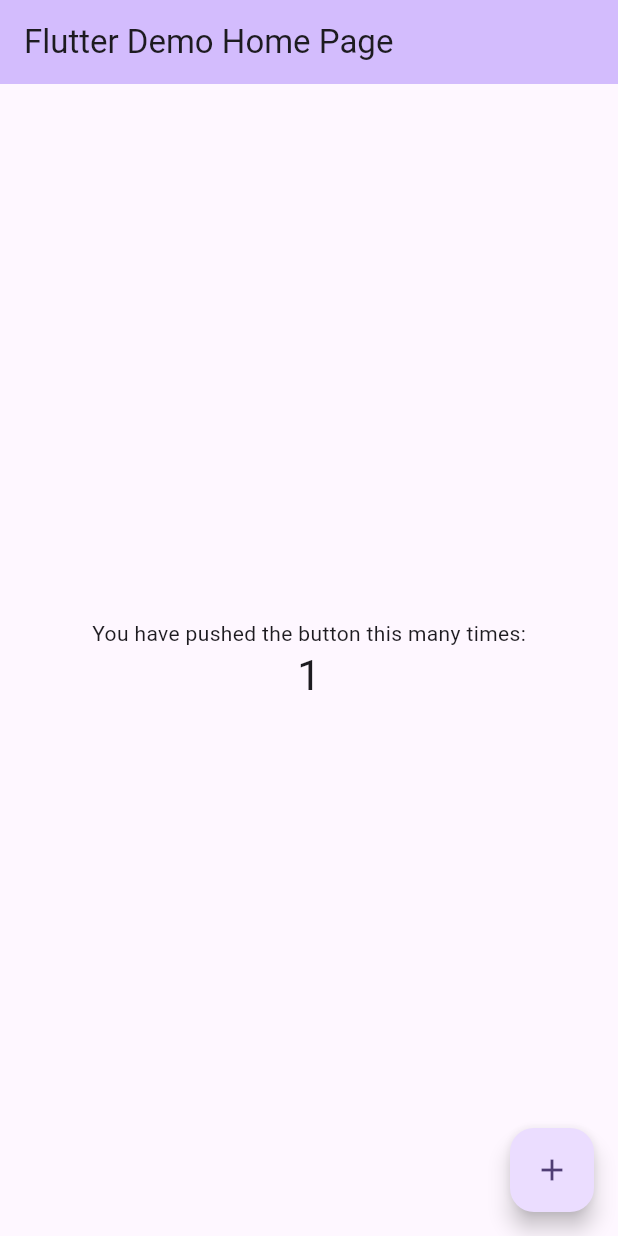
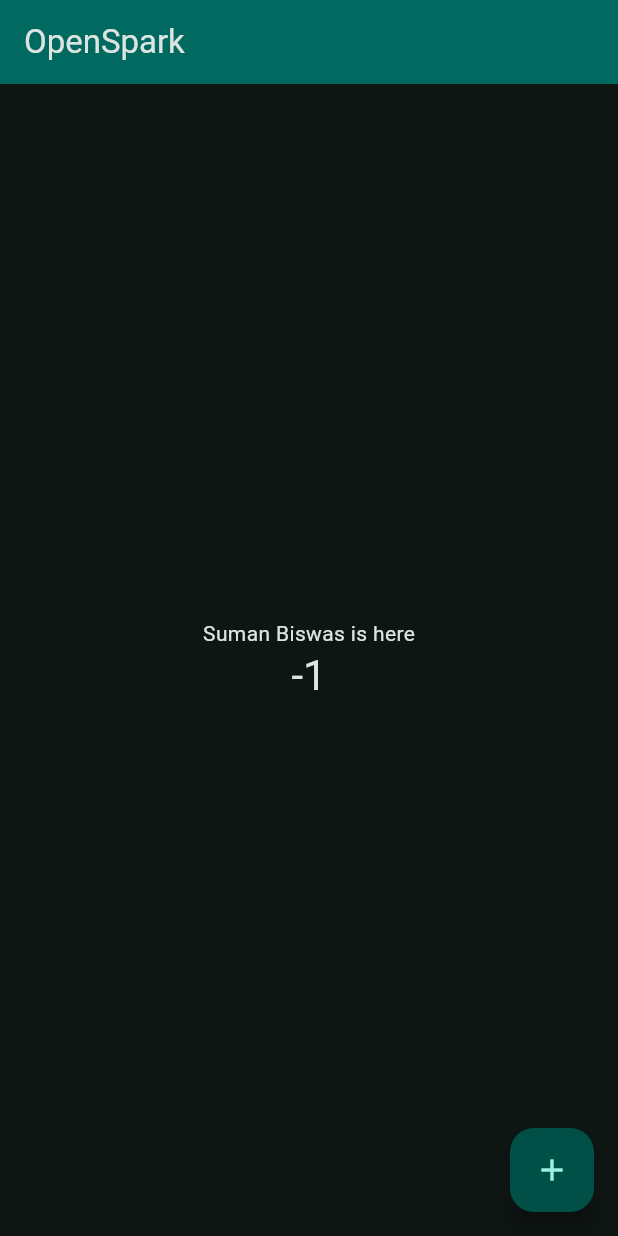
Before and after one commit to CommandLineCoding/OpenSpark, a Flutter app: the screen it shows after launch, after a tap on the "add" icon, on a phone screen of 412 x 824 dp. Run offline on Flutter 3.47's test engine with Material 3 defaults, Android fonts, the phone set to English and light mode, and no system bars; our stand-ins replace supabase_flutter; accounts and stored records are empty; statements that could not run were skipped.

Commit message:
added config file setup; init supabase;

```diff
--- /dev/null
+++ b/mob/config.example.json
@@ -0,0 +1,4 @@
+{
+  "SUPABASE_URL": "supabase-url-here",
+  "SUPABASE_ANON_KEY": "supabase-anon-key-here"
+}
--- /dev/null
+++ b/mob/lib/environment.dart
@@ -0,0 +1,20 @@
+class Environment {
+  static const String supabaseUrl = String.fromEnvironment(
+    'SUPABASE_URL',
+    defaultValue: ''
+  );
+
+  static const String supabaseAnonKey = String.fromEnvironment(
+    'SUPABASE_ANON_KEY',
+    defaultValue: ''
+  );
+
+  static void validate() {
+    if (supabaseUrl.isEmpty || supabaseAnonKey.isEmpty) {
+      throw Exception(
+        'Missing Supabase configuration! Please ensure config.json is populated '
+        'and you are running the app with --dart-define-from-file=config.json'
+      );
+    }
+  }
+}
--- a/mob/lib/main.dart
+++ b/mob/lib/main.dart
@@ -1,52 +1,39 @@
 import 'package:flutter/material.dart';
+import 'package:supabase_flutter/supabase_flutter.dart';
+import 'environment.dart';
 
-void main() {
+void main() async {
+  WidgetsFlutterBinding.ensureInitialized();
+
+  Environment.validate(); // ensure keys
+
+  await Supabase.initialize(
+    url: Environment.supabaseUrl,
+    anonKey: Environment.supabaseAnonKey,
+  );
+
   runApp(const MyApp());
 }
 
-class MyApp extends StatelessWidget {
+class MyApp extends StatelessWidget { // main -- router etc
   const MyApp({super.key});
 
   // This widget is the root of your application.
   @override
   Widget build(BuildContext context) {
     return MaterialApp(
-      title: 'Flutter Demo',
+      title: 'OpenSpark',
       theme: ThemeData(
-        // This is the theme of your application.
-        //
-        // TRY THIS: Try running your application with "flutter run". You'll see
-        // the application has a purple toolbar. Then, without quitting the app,
-        // try changing the seedColor in the colorScheme below to Colors.green
-        // and then invoke "hot reload" (save your changes or press the "hot
-        // reload" button in a Flutter-supported IDE, or press "r" if you used
-        // the command line to start the app).
-        //
-        // Notice that the counter didn't reset back to zero; the application
-        // state is not lost during the reload. To reset the state, use hot
-        // restart instead.
-        //
-        // This works for code too, not just values: Most code changes can be
-        // tested with just a hot reload.
-        colorScheme: .fromSeed(seedColor: Colors.deepPurple),
+        colorScheme: .fromSeed(seedColor: Colors.teal, brightness: Brightness.dark),
       ),
-      home: const MyHomePage(title: 'Flutter Demo Home Page'),
+      home: const MyHomePage(title: 'OpenSpark'),
+      // other pages to be added;
     );
   }
 }
 
 class MyHomePage extends StatefulWidget {
   const MyHomePage({super.key, required this.title});
-
-  // This widget is the home page of your application. It is stateful, meaning
-  // that it has a State object (defined below) that contains fields that affect
-  // how it looks.
-
-  // This class is the configuration for the state. It holds the values (in this
-  // case the title) provided by the parent (in this case the App widget) and
-  // used by the build method of the State. Fields in a Widget subclass are
-  // always marked "final".
-
   final String title;
 
   @override
@@ -58,53 +45,22 @@ class _MyHomePageState extends State<MyHomePage> {
 
   void _incrementCounter() {
     setState(() {
-      // This call to setState tells the Flutter framework that something has
-      // changed in this State, which causes it to rerun the build method below
-      // so that the display can reflect the updated values. If we changed
-      // _counter without calling setState(), then the build method would not be
-      // called again, and so nothing would appear to happen.
-      _counter++;
+      _counter--;
     });
   }
 
   @override
   Widget build(BuildContext context) {
-    // This method is rerun every time setState is called, for instance as done
-    // by the _incrementCounter method above.
-    //
-    // The Flutter framework has been optimized to make rerunning build methods
-    // fast, so that you can just rebuild anything that needs updating rather
-    // than having to individually change instances of widgets.
     return Scaffold(
       appBar: AppBar(
-        // TRY THIS: Try changing the color here to a specific color (to
-        // Colors.amber, perhaps?) and trigger a hot reload to see the AppBar
-        // change color while the other colors stay the same.
         backgroundColor: Theme.of(context).colorScheme.inversePrimary,
-        // Here we take the value from the MyHomePage object that was created by
-        // the App.build method, and use it to set our appbar title.
         title: Text(widget.title),
       ),
       body: Center(
-        // Center is a layout widget. It takes a single child and positions it
-        // in the middle of the parent.
         child: Column(
-          // Column is also a layout widget. It takes a list of children and
-          // arranges them vertically. By default, it sizes itself to fit its
-          // children horizontally, and tries to be as tall as its parent.
-          //
-          // Column has various properties to control how it sizes itself and
-          // how it positions its children. Here we use mainAxisAlignment to
-          // center the children vertically; the main axis here is the vertical
-          // axis because Columns are vertical (the cross axis would be
-          // horizontal).
-          //
-          // TRY THIS: Invoke "debug painting" (choose the "Toggle Debug Paint"
-          // action in the IDE, or press "p" in the console), to see the
-          // wireframe for each widget.
           mainAxisAlignment: .center,
           children: [
-            const Text('You have pushed the button this many times:'),
+            const Text('Suman Biswas is here'),
             Text(
               '$_counter',
               style: Theme.of(context).textTheme.headlineMedium,
--- a/mob/pubspec.yaml
+++ b/mob/pubspec.yaml
@@ -30,6 +30,8 @@ environment:
 dependencies:
   flutter:
     sdk: flutter
+
+  supabase_flutter: ^2.12.4
 
   # The following adds the Cupertino Icons font to your application.
   # Use with the CupertinoIcons class for iOS style icons.
```
Also changed, not shown: mob/pubspec.lock, 1 other file.
